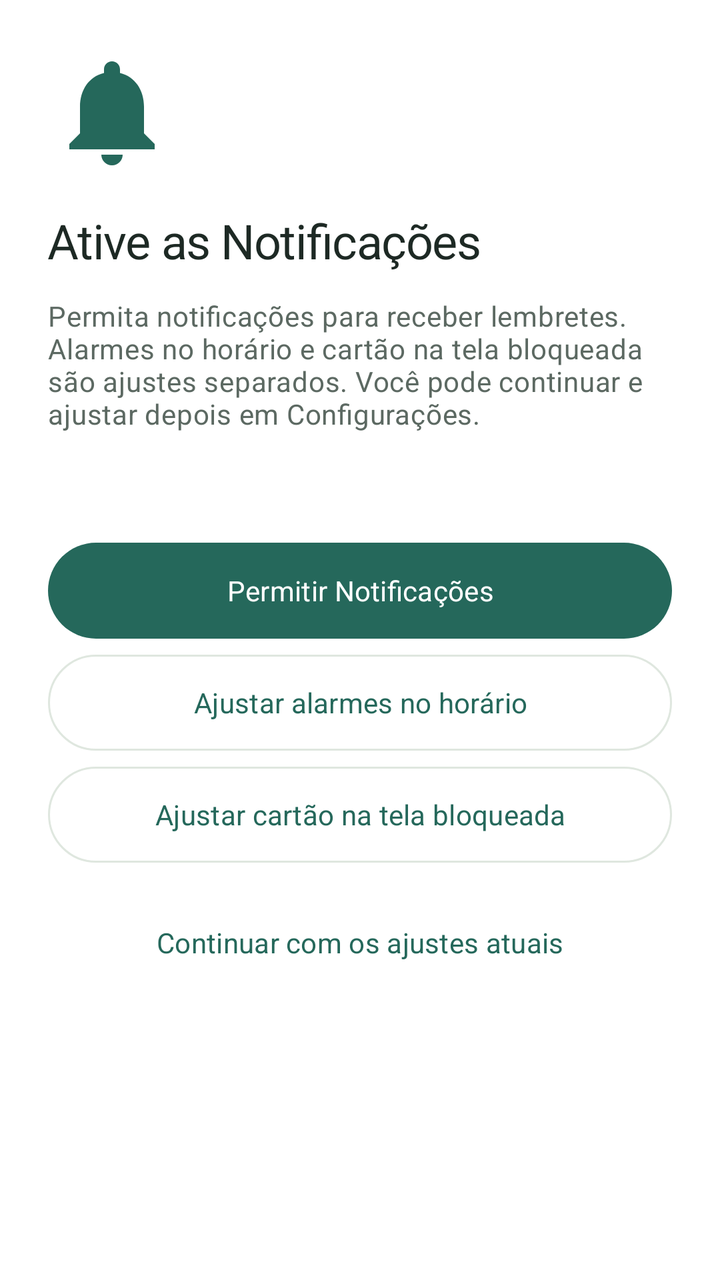
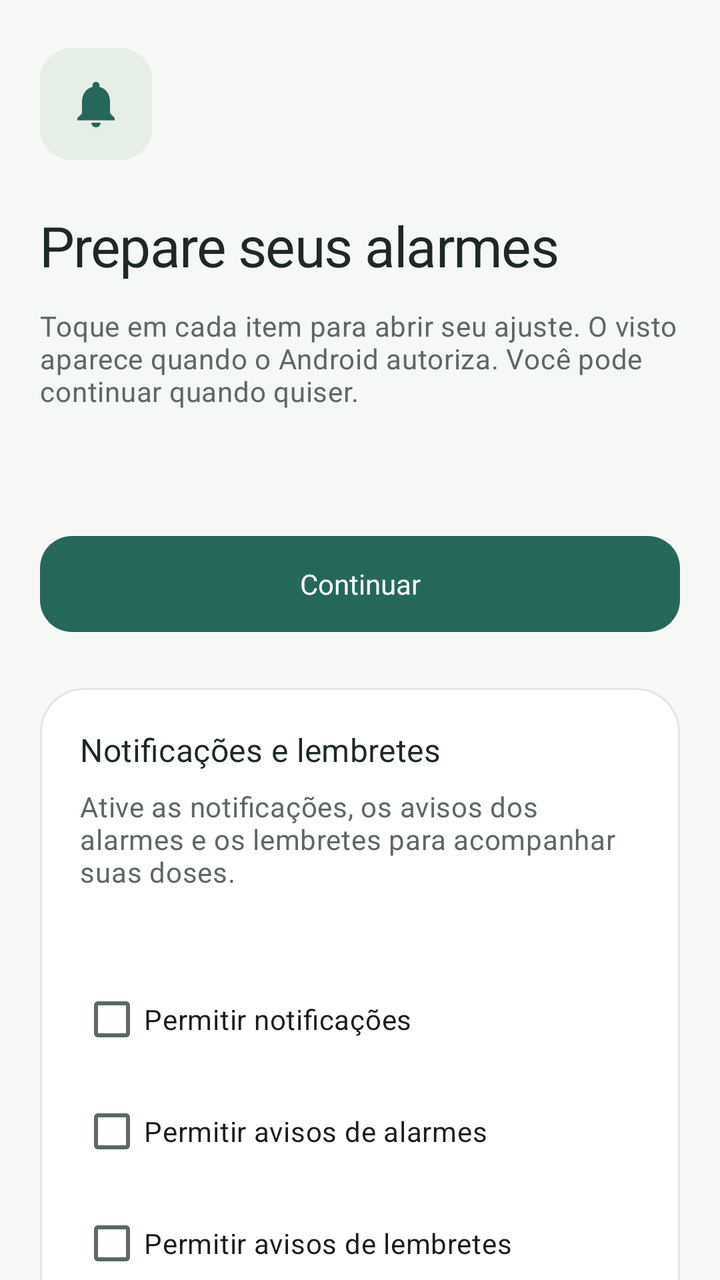

Screens rendered from an Android XML layout before and after an edit, with the pre-edit source and the edit as a unified diff.
<!-- AndroidManifest.xml: application theme Theme.DoseCerta -->
<!-- res/layout/fragment_setup_notifications.xml -->
<?xml version="1.0" encoding="utf-8"?>
<androidx.core.widget.NestedScrollView xmlns:android="http://schemas.android.com/apk/res/android" xmlns:app="http://schemas.android.com/apk/res-auto" android:layout_width="match_parent" android:layout_height="match_parent" android:fillViewport="true" android:background="?attr/colorSurface">
    <LinearLayout android:layout_width="match_parent" android:layout_height="wrap_content" android:orientation="vertical" android:padding="24dp">
        <ImageView android:layout_width="64dp" android:layout_height="64dp" android:src="@drawable/ic_notifications" android:importantForAccessibility="no" app:tint="?attr/colorPrimary" />
        <TextView android:layout_width="match_parent" android:layout_height="wrap_content" android:layout_marginTop="16dp" android:text="@string/setup_notifications_title" android:textAppearance="@style/TextAppearance.DoseCerta.Headline" />
        <TextView android:layout_width="match_parent" android:layout_height="wrap_content" android:layout_marginTop="12dp" android:text="@string/reminder_setup_explanation" android:textAppearance="@style/TextAppearance.DoseCerta.Body" />
        <TextView android:id="@+id/text_capability_status" android:layout_width="match_parent" android:layout_height="wrap_content" android:layout_marginTop="16dp" android:textAppearance="@style/TextAppearance.DoseCerta.Body" android:accessibilityLiveRegion="polite" />
        <com.google.android.material.button.MaterialButton android:id="@+id/button_allow" android:layout_width="match_parent" android:layout_height="wrap_content" android:minHeight="56dp" android:layout_marginTop="16dp" android:text="@string/setup_notifications_button" />
        <com.google.android.material.button.MaterialButton android:id="@+id/button_exact" style="@style/Widget.DoseCerta.Button.Outlined" android:layout_width="match_parent" android:layout_height="wrap_content" android:minHeight="56dp" android:text="@string/reminder_exact_settings" />
        <com.google.android.material.button.MaterialButton android:id="@+id/button_full_screen" style="@style/Widget.DoseCerta.Button.Outlined" android:layout_width="match_parent" android:layout_height="wrap_content" android:minHeight="56dp" android:text="@string/reminder_full_screen_settings" />
        <com.google.android.material.button.MaterialButton android:id="@+id/button_skip" style="@style/Widget.Material3.Button.TextButton" android:layout_width="match_parent" android:layout_height="wrap_content" android:minHeight="56dp" android:text="@string/reminder_continue_without_access" android:layout_marginTop="8dp" />
    </LinearLayout>
</androidx.core.widget.NestedScrollView>
<!-- resources referenced by this layout -->
<resources>
  <string name="reminder_continue_without_access">Continuar com os ajustes atuais</string>
  <string name="reminder_exact_settings">Ajustar alarmes no horário</string>
  <string name="reminder_full_screen_settings">Ajustar cartão na tela bloqueada</string>
  <string name="reminder_setup_explanation">Permita notificações para receber lembretes. Alarmes no horário e cartão na tela bloqueada são ajustes separados. Você pode continuar e ajustar depois em Configurações.</string>
  <string name="setup_notifications_button">Permitir Notificações</string>
  <string name="setup_notifications_title">Ative as Notificações</string>
  <style name="TextAppearance.DoseCerta.Body" parent="TextAppearance.Material3.BodyMedium">
          <item name="android:textColor">?attr/colorOnSurfaceVariant</item>
      </style>
  <style name="TextAppearance.DoseCerta.Headline" parent="TextAppearance.Material3.HeadlineMedium">
          <item name="android:textSize">24sp</item>
          <item name="android:textColor">?attr/colorOnSurface</item>
          <item name="android:fontFamily">sans-serif-medium</item>
          <item name="android:letterSpacing">-0.02</item>
      </style>
  <style name="Widget.DoseCerta.Button.Outlined" parent="Widget.Material3.Button.OutlinedButton">
          <item name="android:minHeight">48dp</item>
          <item name="cornerRadius">24dp</item>
          <item name="strokeColor">?attr/colorOutlineVariant</item>
      </style>
  <style name="Widget.DoseCerta.Button" parent="Widget.Material3.Button">
          <item name="android:minHeight">48dp</item>
          <item name="android:textAllCaps">false</item>
          <item name="cornerRadius">24dp</item>
      </style>
  <style name="Widget.DoseCerta.CardView" parent="Widget.Material3.CardView.Outlined">
          <item name="cardBackgroundColor">?attr/colorSurface</item>
          <item name="cardCornerRadius">16dp</item>
          <item name="cardElevation">0dp</item>
          <item name="strokeColor">?attr/colorOutlineVariant</item>
          <item name="strokeWidth">1dp</item>
      </style>
  <style name="Widget.DoseCerta.TextInput" parent="Widget.Material3.TextInputLayout.OutlinedBox">
          <item name="boxCornerRadiusTopStart">12dp</item>
          <item name="boxCornerRadiusTopEnd">12dp</item>
          <item name="boxCornerRadiusBottomStart">12dp</item>
          <item name="boxCornerRadiusBottomEnd">12dp</item>
          <item name="boxBackgroundColor">?attr/colorSurface</item>
          <item name="boxStrokeColor">@color/ui_input_stroke</item>
      </style>
  <style name="ShapeAppearance.DoseCerta.SmallComponent" parent="ShapeAppearance.Material3.SmallComponent">
          <item name="cornerSize">12dp</item>
      </style>
  <style name="ShapeAppearance.DoseCerta.MediumComponent" parent="ShapeAppearance.Material3.MediumComponent">
          <item name="cornerSize">16dp</item>
      </style>
  <!-- unchanged entries left out for length: 30 -->
</resources>

<!-- the commit's change to res/layout/fragment_setup_notifications.xml (unified diff, before → after) -->
@@ -1,13 +1,69 @@
 <?xml version="1.0" encoding="utf-8"?>
-<androidx.core.widget.NestedScrollView xmlns:android="http://schemas.android.com/apk/res/android" xmlns:app="http://schemas.android.com/apk/res-auto" android:layout_width="match_parent" android:layout_height="match_parent" android:fillViewport="true" android:background="?attr/colorSurface">
-    <LinearLayout android:layout_width="match_parent" android:layout_height="wrap_content" android:orientation="vertical" android:padding="24dp">
-        <ImageView android:layout_width="64dp" android:layout_height="64dp" android:src="@drawable/ic_notifications" android:importantForAccessibility="no" app:tint="?attr/colorPrimary" />
-        <TextView android:layout_width="match_parent" android:layout_height="wrap_content" android:layout_marginTop="16dp" android:text="@string/setup_notifications_title" android:textAppearance="@style/TextAppearance.DoseCerta.Headline" />
-        <TextView android:layout_width="match_parent" android:layout_height="wrap_content" android:layout_marginTop="12dp" android:text="@string/reminder_setup_explanation" android:textAppearance="@style/TextAppearance.DoseCerta.Body" />
+<androidx.core.widget.NestedScrollView xmlns:android="http://schemas.android.com/apk/res/android" xmlns:app="http://schemas.android.com/apk/res-auto" android:layout_width="match_parent" android:layout_height="match_parent" android:fillViewport="true" android:background="@color/ui_background">
+    <LinearLayout android:layout_width="match_parent" android:layout_height="wrap_content" android:orientation="vertical" android:paddingStart="@dimen/ui_page_padding" android:paddingEnd="@dimen/ui_page_padding" android:paddingTop="@dimen/ui_page_top" android:paddingBottom="@dimen/ui_page_bottom">
+        <ImageView android:layout_width="56dp" android:layout_height="56dp" android:padding="14dp" android:background="@drawable/ui_icon_container" android:src="@drawable/ic_notifications" android:importantForAccessibility="no" app:tint="?attr/colorPrimary" />
+        <TextView android:layout_width="match_parent" android:layout_height="wrap_content" android:layout_marginTop="24dp" android:text="@string/setup_access_title" android:textAppearance="@style/TextAppearance.DoseCerta.Headline" android:accessibilityHeading="true" />
+        <TextView android:layout_width="match_parent" android:layout_height="wrap_content" android:layout_marginTop="12dp" android:text="@string/setup_access_description" android:textAppearance="@style/TextAppearance.DoseCerta.Body" />
         <TextView android:id="@+id/text_capability_status" android:layout_width="match_parent" android:layout_height="wrap_content" android:layout_marginTop="16dp" android:textAppearance="@style/TextAppearance.DoseCerta.Body" android:accessibilityLiveRegion="polite" />
-        <com.google.android.material.button.MaterialButton android:id="@+id/button_allow" android:layout_width="match_parent" android:layout_height="wrap_content" android:minHeight="56dp" android:layout_marginTop="16dp" android:text="@string/setup_notifications_button" />
-        <com.google.android.material.button.MaterialButton android:id="@+id/button_exact" style="@style/Widget.DoseCerta.Button.Outlined" android:layout_width="match_parent" android:layout_height="wrap_content" android:minHeight="56dp" android:text="@string/reminder_exact_settings" />
-        <com.google.android.material.button.MaterialButton android:id="@+id/button_full_screen" style="@style/Widget.DoseCerta.Button.Outlined" android:layout_width="match_parent" android:layout_height="wrap_content" android:minHeight="56dp" android:text="@string/reminder_full_screen_settings" />
-        <com.google.android.material.button.MaterialButton android:id="@+id/button_skip" style="@style/Widget.Material3.Button.TextButton" android:layout_width="match_parent" android:layout_height="wrap_content" android:minHeight="56dp" android:text="@string/reminder_continue_without_access" android:layout_marginTop="8dp" />
+        <com.google.android.material.button.MaterialButton android:id="@+id/button_allow" android:layout_width="match_parent" android:layout_height="wrap_content" android:minHeight="56dp" android:layout_marginTop="24dp" android:text="@string/setup_notifications_continue" />
+
+        <com.google.android.material.card.MaterialCardView android:id="@+id/card_notifications" android:layout_width="match_parent" android:layout_height="wrap_content" android:layout_marginTop="24dp" app:cardCornerRadius="22dp">
+            <LinearLayout android:layout_width="match_parent" android:layout_height="wrap_content" android:orientation="vertical" android:padding="@dimen/ui_content_padding">
+                <TextView android:layout_width="match_parent" android:layout_height="wrap_content" android:text="@string/setup_access_notifications_title" android:textAppearance="@style/TextAppearance.DoseCerta.Title" android:accessibilityHeading="true" />
+                <TextView android:layout_width="match_parent" android:layout_height="wrap_content" android:layout_marginTop="8dp" android:text="@string/setup_access_notifications_description" android:textAppearance="@style/TextAppearance.DoseCerta.Body" />
+                <TextView android:id="@+id/text_notifications_status" android:layout_width="match_parent" android:layout_height="wrap_content" android:layout_marginTop="12dp" android:textAppearance="@style/TextAppearance.DoseCerta.Label" android:textColor="?attr/colorPrimary" />
+                <com.google.android.material.checkbox.MaterialCheckBox android:id="@+id/button_notifications" android:layout_width="match_parent" android:layout_height="wrap_content" android:minHeight="56dp" android:layout_marginTop="8dp" android:text="@string/setup_access_notifications_check" />
+                <com.google.android.material.checkbox.MaterialCheckBox android:id="@+id/button_alarm_channel" android:layout_width="match_parent" android:layout_height="wrap_content" android:minHeight="56dp" android:text="@string/setup_access_alarm_channel_check" />
+                <com.google.android.material.checkbox.MaterialCheckBox android:id="@+id/button_reminder_channel" android:layout_width="match_parent" android:layout_height="wrap_content" android:minHeight="56dp" android:text="@string/setup_access_reminder_channel_check" />
+            </LinearLayout>
+        </com.google.android.material.card.MaterialCardView>
+
+        <com.google.android.material.card.MaterialCardView android:id="@+id/card_exact" android:layout_width="match_parent" android:layout_height="wrap_content" android:layout_marginTop="@dimen/ui_card_gap" app:cardCornerRadius="22dp">
+            <LinearLayout android:layout_width="match_parent" android:layout_height="wrap_content" android:orientation="vertical" android:padding="@dimen/ui_content_padding">
+                <TextView android:layout_width="match_parent" android:layout_height="wrap_content" android:text="@string/setup_access_exact_title" android:textAppearance="@style/TextAppearance.DoseCerta.Title" android:accessibilityHeading="true" />
+                <TextView android:layout_width="match_parent" android:layout_height="wrap_content" android:layout_marginTop="8dp" android:text="@string/setup_access_exact_description" android:textAppearance="@style/TextAppearance.DoseCerta.Body" />
+                <TextView android:id="@+id/text_exact_status" android:layout_width="match_parent" android:layout_height="wrap_content" android:layout_marginTop="12dp" android:textAppearance="@style/TextAppearance.DoseCerta.Label" android:textColor="?attr/colorPrimary" />
+                <com.google.android.material.checkbox.MaterialCheckBox android:id="@+id/button_exact" android:layout_width="match_parent" android:layout_height="wrap_content" android:minHeight="56dp" android:layout_marginTop="8dp" android:text="@string/setup_access_exact_check" />
+            </LinearLayout>
+        </com.google.android.material.card.MaterialCardView>
+
+        <com.google.android.material.card.MaterialCardView android:id="@+id/card_full_screen" android:layout_width="match_parent" android:layout_height="wrap_content" android:layout_marginTop="@dimen/ui_card_gap" app:cardCornerRadius="22dp">
+            <LinearLayout android:layout_width="match_parent" android:layout_height="wrap_content" android:orientation="vertical" android:padding="@dimen/ui_content_padding">
+                <TextView android:layout_width="match_parent" android:layout_height="wrap_content" android:text="@string/setup_access_fullscreen_title" android:textAppearance="@style/TextAppearance.DoseCerta.Title" android:accessibilityHeading="true" />
+                <TextView android:layout_width="match_parent" android:layout_height="wrap_content" android:layout_marginTop="8dp" android:text="@string/setup_access_fullscreen_description" android:textAppearance="@style/TextAppearance.DoseCerta.Body" />
+                <TextView android:id="@+id/text_full_screen_status" android:layout_width="match_parent" android:layout_height="wrap_content" android:layout_marginTop="12dp" android:textAppearance="@style/TextAppearance.DoseCerta.Label" android:textColor="?attr/colorPrimary" />
+                <com.google.android.material.checkbox.MaterialCheckBox android:id="@+id/button_full_screen" android:layout_width="match_parent" android:layout_height="wrap_content" android:minHeight="56dp" android:layout_marginTop="8dp" android:text="@string/setup_access_fullscreen_check" />
+            </LinearLayout>
+        </com.google.android.material.card.MaterialCardView>
+
+        <com.google.android.material.card.MaterialCardView android:layout_width="match_parent" android:layout_height="wrap_content" android:layout_marginTop="@dimen/ui_card_gap" app:cardCornerRadius="22dp">
+            <LinearLayout android:layout_width="match_parent" android:layout_height="wrap_content" android:orientation="vertical" android:padding="@dimen/ui_content_padding">
+                <TextView android:layout_width="match_parent" android:layout_height="wrap_content" android:text="@string/setup_access_battery_title" android:textAppearance="@style/TextAppearance.DoseCerta.Title" android:accessibilityHeading="true" />
+                <TextView android:layout_width="match_parent" android:layout_height="wrap_content" android:layout_marginTop="8dp" android:text="@string/setup_access_battery_description" android:textAppearance="@style/TextAppearance.DoseCerta.Body" />
+                <TextView android:id="@+id/text_battery_status" android:layout_width="match_parent" android:layout_height="wrap_content" android:layout_marginTop="12dp" android:textAppearance="@style/TextAppearance.DoseCerta.Label" android:textColor="?attr/colorPrimary" />
+                <com.google.android.material.checkbox.MaterialCheckBox android:id="@+id/button_battery" android:layout_width="match_parent" android:layout_height="wrap_content" android:minHeight="56dp" android:layout_marginTop="8dp" android:text="@string/setup_access_battery_check" />
+            </LinearLayout>
+        </com.google.android.material.card.MaterialCardView>
+
+        <com.google.android.material.card.MaterialCardView android:id="@+id/card_xiaomi" android:layout_width="match_parent" android:layout_height="wrap_content" android:layout_marginTop="@dimen/ui_card_gap" android:visibility="gone" app:cardCornerRadius="22dp">
+            <LinearLayout android:layout_width="match_parent" android:layout_height="wrap_content" android:orientation="vertical" android:padding="@dimen/ui_content_padding">
+                <TextView android:layout_width="match_parent" android:layout_height="wrap_content" android:text="@string/setup_access_xiaomi_title" android:textAppearance="@style/TextAppearance.DoseCerta.Title" android:accessibilityHeading="true" />
+                <TextView android:layout_width="match_parent" android:layout_height="wrap_content" android:layout_marginTop="8dp" android:text="@string/setup_access_autostart_guidance" android:textAppearance="@style/TextAppearance.DoseCerta.Body" />
+                <com.google.android.material.button.MaterialButton android:id="@+id/button_auto_start" style="@style/Widget.DoseCerta.Button.Outlined" android:layout_width="match_parent" android:layout_height="wrap_content" android:minHeight="56dp" android:layout_marginTop="8dp" android:text="@string/setup_access_autostart_button" />
+                <com.google.android.material.checkbox.MaterialCheckBox android:id="@+id/check_auto_start_reviewed" android:layout_width="match_parent" android:layout_height="wrap_content" android:minHeight="56dp" android:text="@string/setup_access_autostart_reviewed" />
+                <TextView android:layout_width="match_parent" android:layout_height="wrap_content" android:layout_marginTop="12dp" android:text="@string/setup_access_xiaomi_windows_guidance" android:textAppearance="@style/TextAppearance.DoseCerta.Body" />
+                <com.google.android.material.button.MaterialButton android:id="@+id/button_lock_screen" style="@style/Widget.DoseCerta.Button.Outlined" android:layout_width="match_parent" android:layout_height="wrap_content" android:minHeight="56dp" android:layout_marginTop="8dp" android:text="@string/setup_access_xiaomi_windows_button" />
+                <com.google.android.material.checkbox.MaterialCheckBox android:id="@+id/check_lock_screen_reviewed" android:layout_width="match_parent" android:layout_height="wrap_content" android:minHeight="56dp" android:text="@string/setup_access_lock_screen_reviewed" />
+                <TextView android:layout_width="match_parent" android:layout_height="wrap_content" android:layout_marginTop="12dp" android:text="@string/setup_access_xiaomi_manual_status" android:textAppearance="@style/TextAppearance.DoseCerta.Label" />
+            </LinearLayout>
+        </com.google.android.material.card.MaterialCardView>
+
+        <com.google.android.material.card.MaterialCardView android:layout_width="match_parent" android:layout_height="wrap_content" android:layout_marginTop="24dp" app:cardCornerRadius="22dp">
+            <LinearLayout android:layout_width="match_parent" android:layout_height="wrap_content" android:orientation="vertical" android:padding="@dimen/ui_content_padding">
+                <TextView android:layout_width="match_parent" android:layout_height="wrap_content" android:text="@string/setup_access_automatic_title" android:textAppearance="@style/TextAppearance.DoseCerta.Title" android:accessibilityHeading="true" />
+                <TextView android:layout_width="match_parent" android:layout_height="wrap_content" android:layout_marginTop="8dp" android:text="@string/setup_access_automatic_description" android:textAppearance="@style/TextAppearance.DoseCerta.Body" />
+            </LinearLayout>
+        </com.google.android.material.card.MaterialCardView>
+        <com.google.android.material.button.MaterialButton android:id="@+id/button_skip" android:layout_width="match_parent" android:layout_height="wrap_content" android:minHeight="56dp" android:text="@string/setup_notifications_continue" android:layout_marginTop="24dp" />
     </LinearLayout>
 </androidx.core.widget.NestedScrollView>
<!-- resource entries referenced after the edit -->
@@ -1,51 +1,105 @@
 <!-- resources referenced by this layout -->
 <resources>
-  <string name="reminder_continue_without_access">Continuar com os ajustes atuais</string>
-  <string name="reminder_exact_settings">Ajustar alarmes no horário</string>
-  <string name="reminder_full_screen_settings">Ajustar cartão na tela bloqueada</string>
-  <string name="reminder_setup_explanation">Permita notificações para receber lembretes. Alarmes no horário e cartão na tela bloqueada são ajustes separados. Você pode continuar e ajustar depois em Configurações.</string>
-  <string name="setup_notifications_button">Permitir Notificações</string>
-  <string name="setup_notifications_title">Ative as Notificações</string>
+  <dimen name="ui_card_gap">12dp</dimen>
+  <dimen name="ui_content_padding">20dp</dimen>
+  <dimen name="ui_page_bottom">28dp</dimen>
+  <dimen name="ui_page_padding">20dp</dimen>
+  <dimen name="ui_page_top">24dp</dimen>
+  <!-- drawable ui_icon_container (drawable) -->
+  <?xml version="1.0" encoding="utf-8"?>
+  <shape xmlns:android="http://schemas.android.com/apk/res/android"><solid android:color="?attr/colorSecondaryContainer" /><corners android:radius="16dp" /></shape>
+  <string name="setup_access_alarm_channel_check">Permitir avisos de alarmes</string>
+  <string name="setup_access_automatic_description">Vibração, reprodução do alarme, ativação da tela e retomada dos lembretes após reiniciar já são autorizados pelo Android na instalação. Não precisam de outra confirmação.</string>
+  <string name="setup_access_automatic_title">Acessos automáticos</string>
+  <string name="setup_access_autostart_button">Ajustar inicialização automática</string>
+  <string name="setup_access_autostart_guidance">Nas informações do DoseCerta, permita Inicialização automática. Dependendo da versão, ela fica em Configurações › Apps › Permissões › Inicialização automática em segundo plano.</string>
+  <string name="setup_access_autostart_reviewed">Inicialização automática: conferido por você</string>
+  <string name="setup_access_battery_check">Permitir funcionar sem otimização</string>
+  <string name="setup_access_battery_description">Na lista de otimização da bateria, selecione DoseCerta e permita funcionar sem otimização. No Xiaomi, confira também se a economia de bateria do app está Sem restrições.</string>
+  <string name="setup_access_battery_title">Funcionamento em segundo plano</string>
+  <string name="setup_access_description">Toque em cada item para abrir seu ajuste. O visto aparece quando o Android autoriza. Você pode continuar quando quiser.</string>
+  <string name="setup_access_exact_check">Permitir alarmes exatos</string>
+  <string name="setup_access_exact_description">O acesso a alarmes exatos permite avisar no horário que você escolheu, mesmo com a tela apagada.</string>
+  <string name="setup_access_exact_title">Alarmes no horário</string>
+  <string name="setup_access_fullscreen_check">Permitir cartão em tela cheia</string>
+  <string name="setup_access_fullscreen_description">Permita os alarmes em tela cheia para mostrar o cartão completo, com o medicamento e as ações, mesmo quando o aparelho estiver bloqueado. O Android controla quando abrir o cartão.</string>
+  <string name="setup_access_fullscreen_title">Cartão na tela bloqueada</string>
+  <string name="setup_access_lock_screen_reviewed">Tela bloqueada e janelas: conferido por você</string>
+  <string name="setup_access_notifications_check">Permitir notificações</string>
+  <string name="setup_access_notifications_description">Ative as notificações, os avisos dos alarmes e os lembretes para acompanhar suas doses.</string>
+  <string name="setup_access_notifications_title">Notificações e lembretes</string>
+  <string name="setup_access_reminder_channel_check">Permitir avisos de lembretes</string>
+  <string name="setup_access_title">Prepare seus alarmes</string>
+  <string name="setup_access_xiaomi_manual_status">Estes vistos guardam somente sua conferência. O DoseCerta não consegue verificar as autorizações do fabricante.</string>
+  <string name="setup_access_xiaomi_title">Ajustes Xiaomi, Redmi e POCO</string>
+  <string name="setup_access_xiaomi_windows_button">Ajustar tela bloqueada e janelas</string>
+  <string name="setup_access_xiaomi_windows_guidance">Nas informações do DoseCerta, abra Outras permissões. Permita Mostrar na tela bloqueada e Abrir novas janelas em segundo plano, quando essas opções existirem.</string>
+  <string name="setup_notifications_continue">Continuar</string>
   <style name="TextAppearance.DoseCerta.Body" parent="TextAppearance.Material3.BodyMedium">
           <item name="android:textColor">?attr/colorOnSurfaceVariant</item>
+          <item name="android:textSize">14sp</item>
+          <item name="android:lineSpacingExtra">3dp</item>
       </style>
   <style name="TextAppearance.DoseCerta.Headline" parent="TextAppearance.Material3.HeadlineMedium">
-          <item name="android:textSize">24sp</item>
+          <item name="android:textSize">28sp</item>
           <item name="android:textColor">?attr/colorOnSurface</item>
           <item name="android:fontFamily">sans-serif-medium</item>
           <item name="android:letterSpacing">-0.02</item>
+          <item name="android:includeFontPadding">false</item>
+      </style>
+  <style name="TextAppearance.DoseCerta.Label" parent="TextAppearance.Material3.LabelMedium">
+          <item name="android:textColor">?attr/colorOnSurfaceVariant</item>
+          <item name="android:textSize">12sp</item>
+          <item name="android:lineSpacingExtra">2dp</item>
+      </style>
+  <style name="TextAppearance.DoseCerta.Title" parent="TextAppearance.Material3.TitleMedium">
+          <item name="android:textSize">16sp</item>
+          <item name="android:textColor">?attr/colorOnSurface</item>
+          <item name="android:fontFamily">sans-serif-medium</item>
       </style>
   <style name="Widget.DoseCerta.Button.Outlined" parent="Widget.Material3.Button.OutlinedButton">
           <item name="android:minHeight">48dp</item>
-          <item name="cornerRadius">24dp</item>
+          <item name="cornerRadius">@dimen/button_corner_radius</item>
+          <item name="android:textAppearance">@style/TextAppearance.DoseCerta.Action</item>
+          <item name="android:textAllCaps">false</item>
           <item name="strokeColor">?attr/colorOutlineVariant</item>
+      </style>
+  <dimen name="button_corner_radius">16dp</dimen>
+  <style name="TextAppearance.DoseCerta.Action" parent="TextAppearance.Material3.LabelLarge">
+          <item name="android:fontFamily">sans-serif-medium</item>
+          <item name="android:textSize">14sp</item>
+          <item name="android:letterSpacing">0</item>
       </style>
   <style name="Widget.DoseCerta.Button" parent="Widget.Material3.Button">
           <item name="android:minHeight">48dp</item>
           <item name="android:textAllCaps">false</item>
-          <item name="cornerRadius">24dp</item>
+          <item name="cornerRadius">@dimen/button_corner_radius</item>
+          <item name="android:textAppearance">@style/TextAppearance.DoseCerta.Action</item>
+          <item name="android:paddingTop">12dp</item>
+          <item name="android:paddingBottom">12dp</item>
       </style>
   <style name="Widget.DoseCerta.CardView" parent="Widget.Material3.CardView.Outlined">
           <item name="cardBackgroundColor">?attr/colorSurface</item>
-          <item name="cardCornerRadius">16dp</item>
+          <item name="cardCornerRadius">@dimen/card_corner_radius</item>
           <item name="cardElevation">0dp</item>
           <item name="strokeColor">?attr/colorOutlineVariant</item>
           <item name="strokeWidth">1dp</item>
       </style>
   <style name="Widget.DoseCerta.TextInput" parent="Widget.Material3.TextInputLayout.OutlinedBox">
-          <item name="boxCornerRadiusTopStart">12dp</item>
-          <item name="boxCornerRadiusTopEnd">12dp</item>
-          <item name="boxCornerRadiusBottomStart">12dp</item>
-          <item name="boxCornerRadiusBottomEnd">12dp</item>
+          <item name="boxCornerRadiusTopStart">16dp</item>
+          <item name="boxCornerRadiusTopEnd">16dp</item>
+          <item name="boxCornerRadiusBottomStart">16dp</item>
+          <item name="boxCornerRadiusBottomEnd">16dp</item>
           <item name="boxBackgroundColor">?attr/colorSurface</item>
           <item name="boxStrokeColor">@color/ui_input_stroke</item>
       </style>
   <style name="ShapeAppearance.DoseCerta.SmallComponent" parent="ShapeAppearance.Material3.SmallComponent">
-          <item name="cornerSize">12dp</item>
+          <item name="cornerSize">16dp</item>
       </style>
   <style name="ShapeAppearance.DoseCerta.MediumComponent" parent="ShapeAppearance.Material3.MediumComponent">
-          <item name="cornerSize">16dp</item>
+          <item name="cornerSize">@dimen/card_corner_radius</item>
       </style>
+  <dimen name="card_corner_radius">22dp</dimen>
   <!-- unchanged entries left out for length: 30 -->
 </resources>
 
